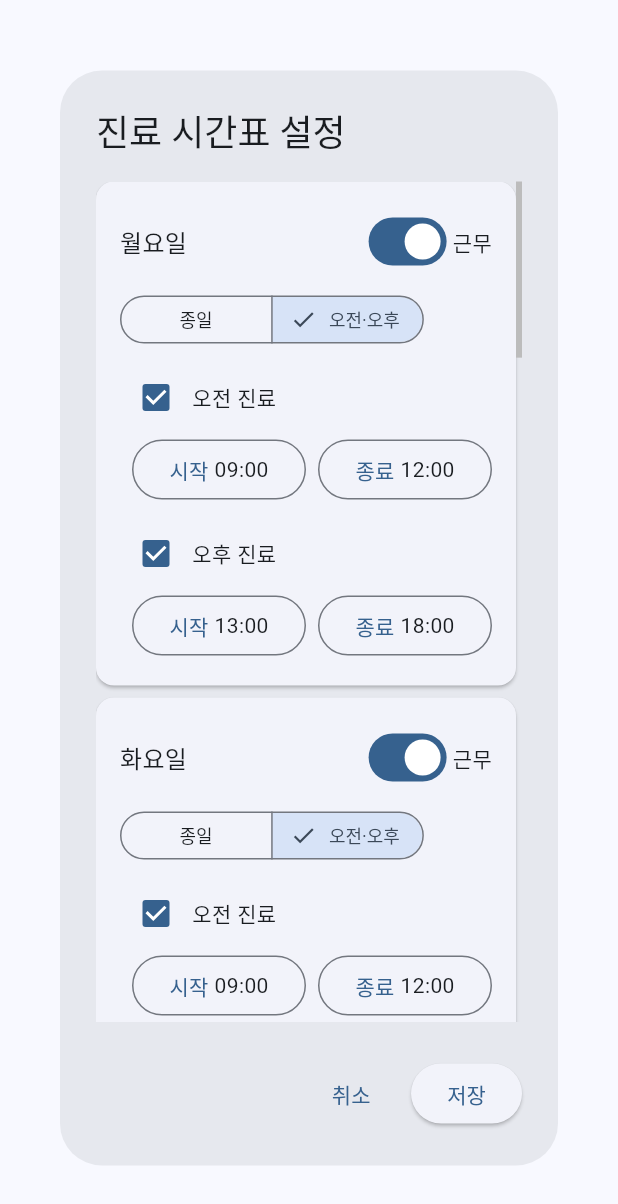
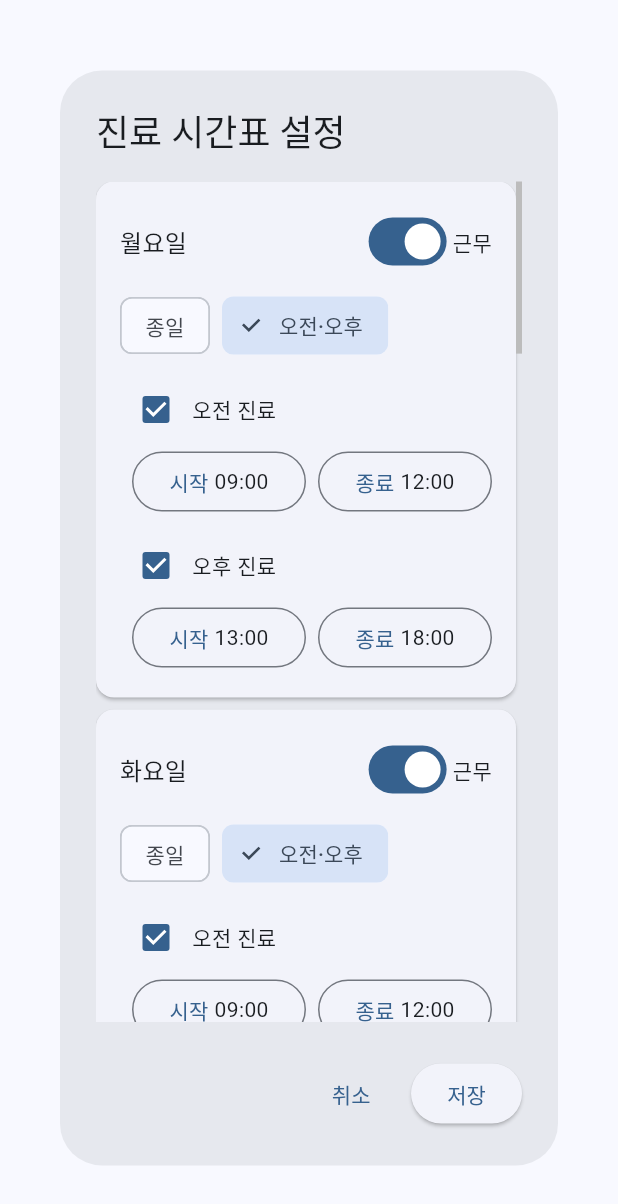
Before and after one commit to Eyebottle/eyebottlelee, a Flutter app: the ScheduleConfigWidget widget shown alone on an empty page, opened directly, on a phone screen of 412 x 824 dp. Shown: the top 1204 px of the screen. Run offline on Flutter 3.47's test engine with Material 3 defaults, Android fonts, the phone set to English and light mode, and no system bars; our stand-ins replace logger, shared_preferences; missing offline and left inert: cron, file_selector, launch_at_startup, record, system_tray, window_manager; accounts and stored records are empty.

Commit message:
fix: replace segmented mode toggle with choice chips

```diff
--- a/lib/ui/widgets/schedule_config_widget.dart
+++ b/lib/ui/widgets/schedule_config_widget.dart
@@ -111,22 +111,20 @@ class _ScheduleConfigWidgetState extends State<ScheduleConfigWidget> {
           ),
           if (editor.working) ...[
             const SizedBox(height: AppSpacing.sm),
-            FittedBox(
-              fit: BoxFit.scaleDown,
-              alignment: Alignment.centerLeft,
-              child: SegmentedButton<DaySessionMode>(
-                segments: const [
-                  ButtonSegment(value: DaySessionMode.fullDay, label: Text('종일')),
-                  ButtonSegment(value: DaySessionMode.split, label: Text('오전·오후')),
-                ],
-                selected: {editor.mode},
-                style: ButtonStyle(
-                  padding: MaterialStateProperty.all(const EdgeInsets.symmetric(horizontal: 12, vertical: 8)),
-                  visualDensity: VisualDensity.compact,
-                  textStyle: MaterialStateProperty.all(TextStyle(fontSize: Theme.of(context).textTheme.bodySmall?.fontSize ?? 13)),
+            Wrap(
+              spacing: AppSpacing.sm,
+              children: [
+                ChoiceChip(
+                  label: const Text('종일'),
+                  selected: editor.mode == DaySessionMode.fullDay,
+                  onSelected: (_) => _onModeChanged(index, DaySessionMode.fullDay),
                 ),
-                onSelectionChanged: (values) => _onModeChanged(index, values.first),
-              ),
+                ChoiceChip(
+                  label: const Text('오전·오후'),
+                  selected: editor.mode == DaySessionMode.split,
+                  onSelected: (_) => _onModeChanged(index, DaySessionMode.split),
+                ),
+              ],
             ),
             const SizedBox(height: AppSpacing.sm),
             if (editor.mode == DaySessionMode.fullDay)
```
